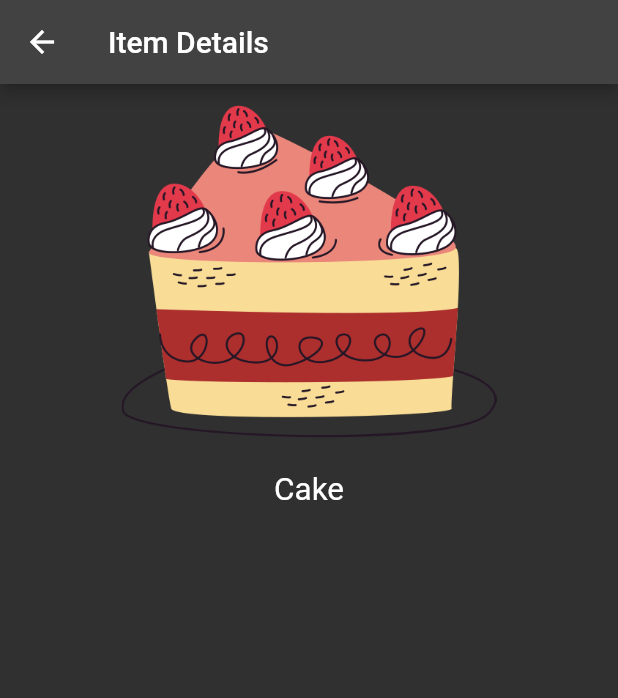
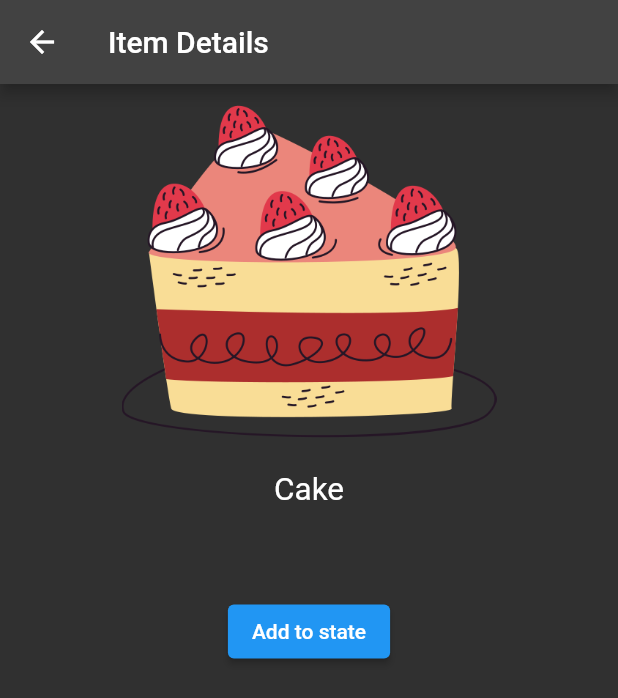
Before and after one commit to PaulRublev/state_management, a Flutter app: the screen it shows after launch, after a tap on "Cake", on a phone screen of 412 x 824 dp. Shown: the top 698 px of the screen. Run offline on Flutter 3.47's test engine with Material 2 defaults, Android fonts, the phone set to English and light mode, and no system bars; our stand-ins replace flutter_mobx, get_it, mobx; generated files the repository leaves out were written again.

Commit message:
Task9.Flutter_mobx

```diff
--- a/lib/src/app.dart
+++ b/lib/src/app.dart
@@ -1,5 +1,7 @@
 import 'package:flutter/material.dart';
 import 'package:module_model/module_model.dart';
+import 'package:provider/provider.dart';
+import 'package:state_management/src/state.dart';
 
 import 'sample_feature/item_details_view.dart';
 import 'sample_feature/item_list_view.dart';
@@ -11,7 +13,9 @@ class MyApp extends StatelessWidget {
 
   @override
   Widget build(BuildContext context) {
-    return MaterialApp(
+    return Provider(
+      create: (context) => AppState(),
+      child: MaterialApp(
         debugShowCheckedModeBanner: false,
         restorationScopeId: 'app',
         theme: ThemeData.dark(),
@@ -35,34 +39,7 @@ class MyApp extends StatelessWidget {
             },
           );
         },
+      ),
     );
   }
 }
-
-class Cart with ChangeNotifier {
-  final Map<SampleItem, int> cartItems = {};
-
-  void add(SampleItem item) {
-    cartItems.addAll({item: 1});
-    notifyListeners();
-  }
-
-  void remove(SampleItem item) {
-    cartItems.remove(item);
-    notifyListeners();
-  }
-
-  void increment(SampleItem item) {
-    cartItems[item] = cartItems[item]! + 1;
-    notifyListeners();
-  }
-
-  void decrement(SampleItem item) {
-    if (cartItems[item]! > 1) {
-      cartItems[item] = cartItems[item]! - 1;
-    } else {
-      cartItems.remove(item);
-    }
-    notifyListeners();
-  }
-}
--- a/lib/src/sample_feature/item_details_view.dart
+++ b/lib/src/sample_feature/item_details_view.dart
@@ -1,5 +1,8 @@
 import 'package:flutter/material.dart';
+import 'package:flutter_mobx/flutter_mobx.dart';
 import 'package:module_model/module_model.dart';
+import 'package:provider/provider.dart';
+import 'package:state_management/src/state.dart';
 
 class ItemDetailsView extends StatelessWidget {
   const ItemDetailsView({super.key, required this.item});
@@ -10,6 +13,8 @@ class ItemDetailsView extends StatelessWidget {
 
   @override
   Widget build(BuildContext context) {
+    final state = Provider.of<AppState>(context);
+
     return Scaffold(
       appBar: AppBar(
         title: const Text('Item Details'),
@@ -35,49 +40,49 @@ class ItemDetailsView extends StatelessWidget {
                   textScaleFactor: 1.5,
                 ),
               ),
-              // Consumer<Cart>(
-              //   builder: ((context, state, _) => SizedBox(
-              //         height: 50,
-              //         child: state.cartItems.containsKey(item)
-              //             ? Row(
-              //                 mainAxisSize: MainAxisSize.min,
-              //                 children: [
-              //                   IconButton(
-              //                     onPressed: (() {
-              //                       if (state.cartItems[item]! > 1) {
-              //                         state.decrement(item);
-              //                       } else {
-              //                         state.remove(item);
-              //                       }
-              //                     }),
-              //                     icon: const Icon(Icons.remove_circle_outline),
-              //                   ),
-              //                   Text('${state.cartItems[item]}'),
-              //                   IconButton(
-              //                     onPressed: (() {
-              //                       state.increment(item);
-              //                     }),
-              //                     icon: const Icon(Icons.add_circle_outline),
-              //                   ),
-              //                 ],
-              //               )
-              //             : null,
-              //       )),
-              // ),
-              // Consumer<Cart>(
-              //   builder: (context, state, _) => ElevatedButton(
-              //     onPressed: () {
-              //       state.cartItems.containsKey(item)
-              //           ? Navigator.of(context).pop()
-              //           : state.add(item);
-              //     },
-              //     child: Text(
-              //       state.cartItems.containsKey(item)
-              //           ? 'Go back'
-              //           : 'Add to state',
-              //     ),
-              //   ),
-              // ),
+              Observer(
+                name: 'inc/dec',
+                builder: ((context) => SizedBox(
+                      height: 50,
+                      child: state.cart.containsKey(item)
+                          ? Row(
+                              mainAxisSize: MainAxisSize.min,
+                              children: [
+                                IconButton(
+                                  onPressed: (() {
+                                    if (state.cart[item]! > 1) {
+                                      state.decrement(item);
+                                    } else {
+                                      state.remove(item);
+                                    }
+                                  }),
+                                  icon: const Icon(Icons.remove_circle_outline),
+                                ),
+                                Text('${state.cart[item]}'),
+                                IconButton(
+                                  onPressed: (() {
+                                    state.increment(item);
+                                  }),
+                                  icon: const Icon(Icons.add_circle_outline),
+                                ),
+                              ],
+                            )
+                          : null,
+                    )),
+              ),
+              Observer(
+                name: 'add',
+                builder: (context) => ElevatedButton(
+                  onPressed: () {
+                    state.cart.containsKey(item)
+                        ? Navigator.of(context).pop()
+                        : state.add(item);
+                  },
+                  child: Text(
+                    state.cart.containsKey(item) ? 'Go back' : 'Add to state',
+                  ),
+                ),
+              ),
             ],
           ),
         ),
--- a/lib/src/sample_feature/item_list_view.dart
+++ b/lib/src/sample_feature/item_list_view.dart
@@ -1,6 +1,9 @@
 import 'package:flutter/material.dart';
+import 'package:flutter_mobx/flutter_mobx.dart';
 import 'package:module_business/module_business.dart';
 import 'package:module_model/module_model.dart';
+import 'package:provider/provider.dart';
+import 'package:state_management/src/state.dart';
 
 import 'item_details_view.dart';
 
@@ -16,6 +19,8 @@ class ItemListView extends StatelessWidget {
 
   @override
   Widget build(BuildContext context) {
+    final state = Provider.of<AppState>(context);
+
     return Scaffold(
       appBar: AppBar(
         title: const Text('Sample Items'),
@@ -33,14 +38,16 @@ class ItemListView extends StatelessWidget {
               trailing: Row(
                 mainAxisSize: MainAxisSize.min,
                 children: [
-                  // Consumer<Cart>(builder: (_, state, ___) {
-                  //   return Text(
-                  //     state.cartItems.containsKey(item)
-                  //         ? state.cartItems[item].toString()
-                  //         : '',
-                  //     textScaleFactor: 0.9,
-                  //   );
-                  // }),
+                  Observer(
+                      name: 'all',
+                      builder: (context) {
+                        return Text(
+                          state.cart.containsKey(item)
+                              ? state.cart[item].toString()
+                              : '',
+                          textScaleFactor: 0.9,
+                        );
+                      }),
                   const Icon(Icons.shopping_cart_checkout),
                 ],
               ),
--- a/pubspec.yaml
+++ b/pubspec.yaml
@@ -10,6 +10,8 @@ environment:
 dependencies:
   flutter:
     sdk: flutter
+  flutter_mobx: ^2.0.6+4
+  mobx: ^2.1.2
   module_business:
     path: packages/module_business
   module_model:
@@ -19,7 +21,8 @@ dependencies:
 dev_dependencies:
   flutter_test:
     sdk: flutter
-
+  mobx_codegen: ^2.1.0
+  build_runner: ^2.3.2
   flutter_lints: ^2.0.0
 
 flutter:
```
Also changed, not shown: lib/src/state.dart (added, +35 -0 lines), lib/src/state.g.dart (added), pubspec.lock. Lines whose indentation alone changed are shown as unchanged.
